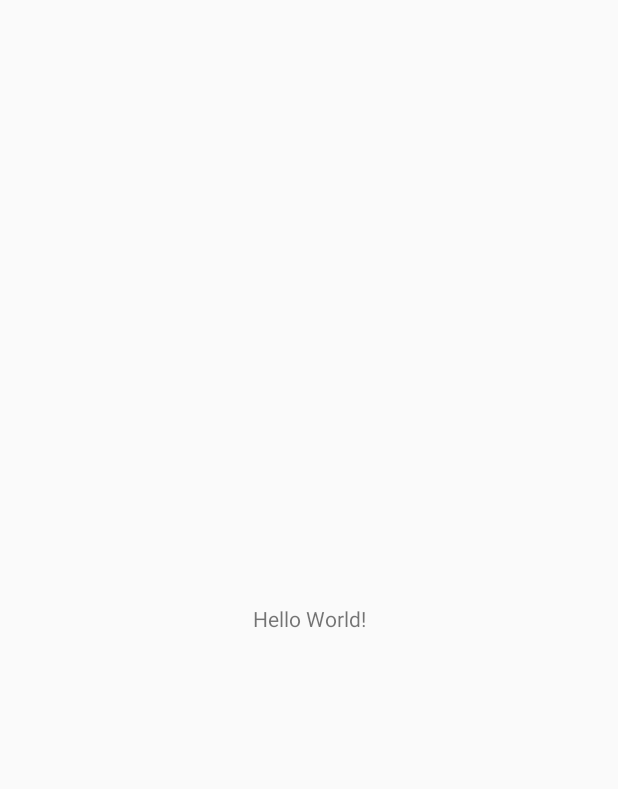
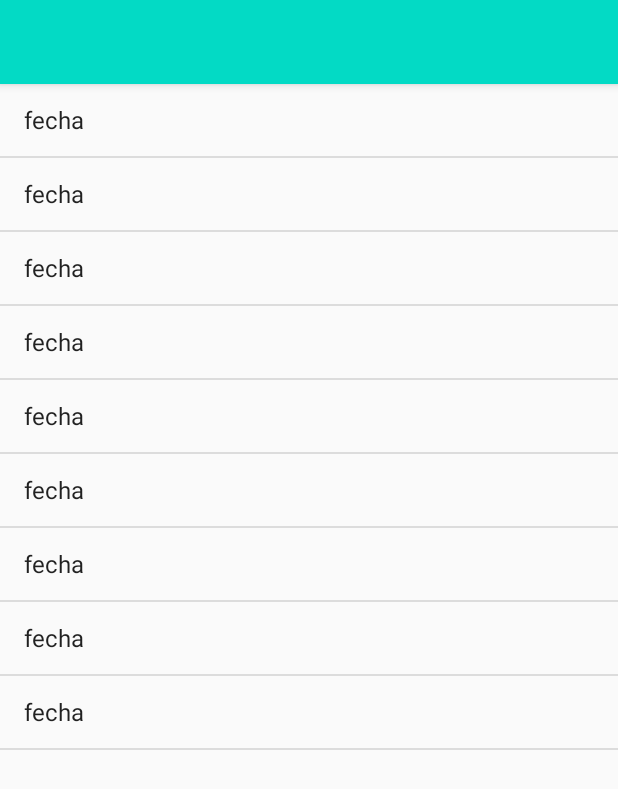
Before and after one commit to partnertechdespliegue/Front_Planilla_Mov, an Android app: the screen it shows after launch (MainActivity), on a phone screen of 412 x 824 dp. Before the commit the part shown is almost empty. Shown: the top 789 px of the screen. Run offline under Robolectric (Android 15) with nearby library versions, the phone set to English and light mode, and no system bars.

Commit message:
fragments - inicio - boletas

```diff
--- a/app/build.gradle
+++ b/app/build.gradle
@@ -32,4 +32,5 @@ dependencies {
     testImplementation 'junit:junit:4.12'
     androidTestImplementation 'androidx.test.ext:junit:1.1.1'
     androidTestImplementation 'androidx.test.espresso:espresso-core:3.2.0'
+    implementation 'com.synnapps:carouselview:0.1.5'
 }
--- a/app/src/main/java/com/app/partner/plan/Activities/MainActivity.java
+++ b/app/src/main/java/com/app/partner/plan/Activities/MainActivity.java
@@ -1,16 +1,27 @@
 package com.app.partner.plan.Activities;
 
 import androidx.appcompat.app.AppCompatActivity;
+import androidx.fragment.app.Fragment;
 
+import android.content.Intent;
 import android.os.Bundle;
 
+import com.app.partner.plan.Fragments.GestionBoletas;
+import com.app.partner.plan.Fragments.InicioFragment;
 import com.app.partner.plan.R;
 
 public class MainActivity extends AppCompatActivity {
+    public Fragment inicio;
 
     @Override
     protected void onCreate(Bundle savedInstanceState) {
         super.onCreate(savedInstanceState);
         setContentView(R.layout.activity_main);
+
+        //InicioFragment f = new InicioFragment();
+        GestionBoletas f = new GestionBoletas();
+        getSupportFragmentManager().beginTransaction().add(R.id.fragmentMain, f).commit();
     }
+
+
 }
--- /dev/null
+++ b/app/src/main/java/com/app/partner/plan/Fragments/GestionBoletas.java
@@ -0,0 +1,61 @@
+package com.app.partner.plan.Fragments;
+
+import android.os.Bundle;
+
+import androidx.fragment.app.Fragment;
+
+import android.view.LayoutInflater;
+import android.view.View;
+import android.view.ViewGroup;
+import android.widget.ArrayAdapter;
+import android.widget.ListView;
+import android.widget.SearchView;
+
+import com.app.partner.plan.R;
+
+public class GestionBoletas extends Fragment {
+
+    ListView lv;
+    SearchView searchView;
+    ArrayAdapter<String> adapter;
+    String[] data = {"fecha","fecha","fecha","fecha","fecha","fecha","fecha","fecha","fecha"};
+
+
+    private static final String ARG_PARAM1 = "param1";
+    private static final String ARG_PARAM2 = "param2";
+
+    private String mParam1;
+    private String mParam2;
+
+    public GestionBoletas() {
+        // Required empty public constructor
+    }
+
+    public static GestionBoletas newInstance(String param1, String param2) {
+        GestionBoletas fragment = new GestionBoletas();
+        Bundle args = new Bundle();
+        args.putString(ARG_PARAM1, param1);
+        args.putString(ARG_PARAM2, param2);
+        fragment.setArguments(args);
+        return fragment;
+    }
+
+    @Override
+    public void onCreate(Bundle savedInstanceState) {
+        super.onCreate(savedInstanceState);
+        if (getArguments() != null) {
+            mParam1 = getArguments().getString(ARG_PARAM1);
+            mParam2 = getArguments().getString(ARG_PARAM2);
+        }
+    }
+
+    @Override
+    public View onCreateView(LayoutInflater inflater, ViewGroup container,
+                             Bundle savedInstanceState) {
+        View view = inflater.inflate(R.layout.fragment_gestion_boletas, container, false);
+        lv =   (ListView) view.findViewById(R.id.ListViewBoletas);
+        adapter = new ArrayAdapter<String>(getActivity(), android.R.layout.simple_list_item_1, data);
+        lv.setAdapter(adapter);
+        return view;
+    }
+}
--- a/app/src/main/res/layout/activity_main.xml
+++ b/app/src/main/res/layout/activity_main.xml
@@ -5,14 +5,21 @@
     android:layout_width="match_parent"
     android:layout_height="match_parent"
     tools:context=".Activities.MainActivity">
-
-    <TextView
-        android:layout_width="wrap_content"
-        android:layout_height="wrap_content"
-        android:text="Hello World!"
-        app:layout_constraintBottom_toBottomOf="parent"
-        app:layout_constraintLeft_toLeftOf="parent"
-        app:layout_constraintRight_toRightOf="parent"
+    <include
+        android:id="@+id/toolbarMain"
+        layout="@layout/toolbar"
+        app:layout_constraintEnd_toEndOf="parent"
+        app:layout_constraintStart_toStartOf="parent"
         app:layout_constraintTop_toTopOf="parent" />
 
+    <FrameLayout
+        android:id="@+id/fragmentMain"
+        android:layout_width="0dp"
+        android:layout_height="0dp"
+        app:layout_constraintBottom_toBottomOf="parent"
+        app:layout_constraintEnd_toEndOf="parent"
+        app:layout_constraintStart_toStartOf="parent"
+        app:layout_constraintTop_toBottomOf="@+id/toolbarMain" />
+
+
 </androidx.constraintlayout.widget.ConstraintLayout>
--- /dev/null
+++ b/app/src/main/res/layout/fragment_gestion_boletas.xml
@@ -0,0 +1,18 @@
+<?xml version="1.0" encoding="utf-8"?>
+<LinearLayout xmlns:android="http://schemas.android.com/apk/res/android"
+    xmlns:tools="http://schemas.android.com/tools"
+    android:layout_width="match_parent"
+    android:layout_height="match_parent"
+    xmlns:app="http://schemas.android.com/apk/res-auto"
+    android:orientation="vertical"
+    tools:context=".Fragments.GestionBoletas">
+        <ListView
+            android:id="@+id/ListViewBoletas"
+            android:layout_width="match_parent"
+            android:layout_height="match_parent" />
+
+
+
+
+
+</LinearLayout>
--- a/app/src/main/res/values/strings.xml
+++ b/app/src/main/res/values/strings.xml
@@ -3,4 +3,5 @@
 
     <!-- TODO: Remove or change this placeholder text -->
     <string name="hello_blank_fragment">Hello blank fragment</string>
+    <string name="Text_Noticias">Noticias</string>
 </resources>
```
Also changed, not shown: app/src/main/java/com/app/partner/plan/Fragments/InicioFragment.java (+25 -5 lines), app/src/main/res/layout/fragment_inicio.xml (+35 -4 lines), app/src/main/res/drawable-v24/cloud.png (added).
